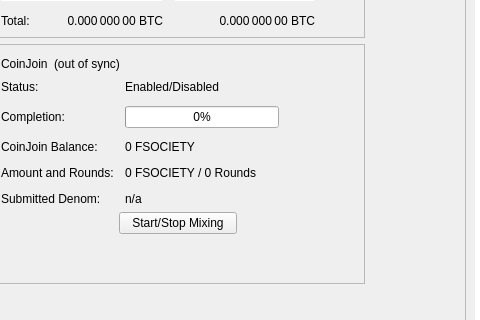
Above: src/qt/forms/overviewpage.ui from nudicoinchain/nudicoin before the change; both pictures show x 114 to 594 and y 178 to 498 of the 960 by 585 pixel window. Below: the same form after it.
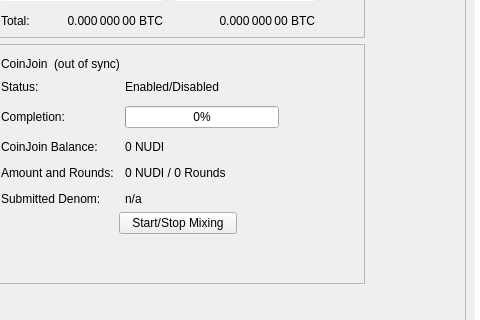
That is the form after the change.

The edit to the form file:
```diff
--- a/src/qt/forms/overviewpage.ui
+++ b/src/qt/forms/overviewpage.ui
@@ -455,7 +455,7 @@
             <item row="2" column="1">
              <widget class="QLabel" name="labelAnonymized">
               <property name="text">
-               <string notr="true">0 FSOCIETY</string>
+               <string notr="true">0 NUDI</string>
               </property>
              </widget>
             </item>
@@ -469,7 +469,7 @@
             <item row="3" column="1">
              <widget class="QLabel" name="labelAmountRounds">
               <property name="text">
-               <string notr="true">0 FSOCIETY / 0 Rounds</string>
+               <string notr="true">0 NUDI / 0 Rounds</string>
               </property>
              </widget>
             </item>
```
